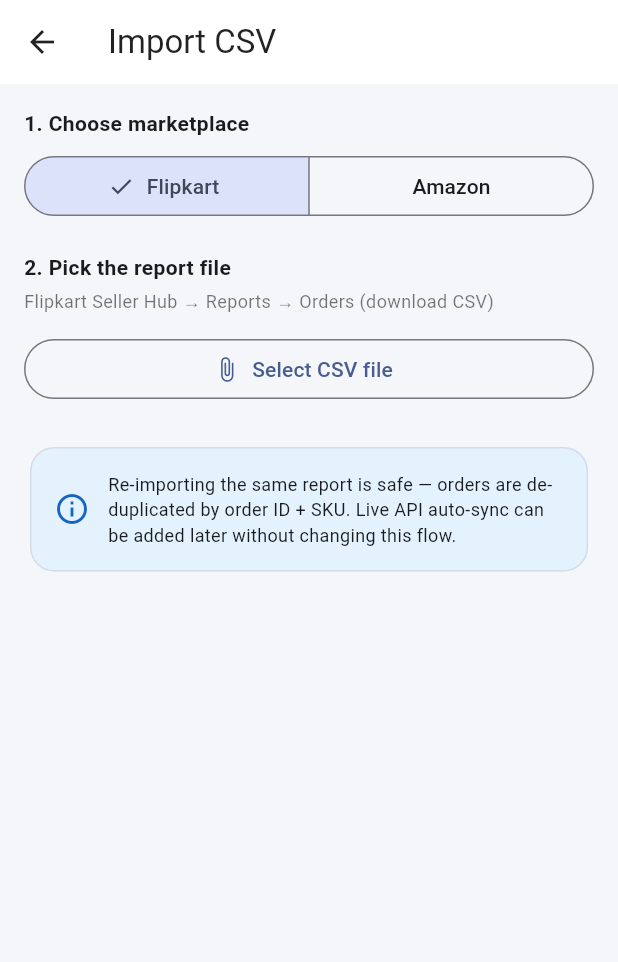
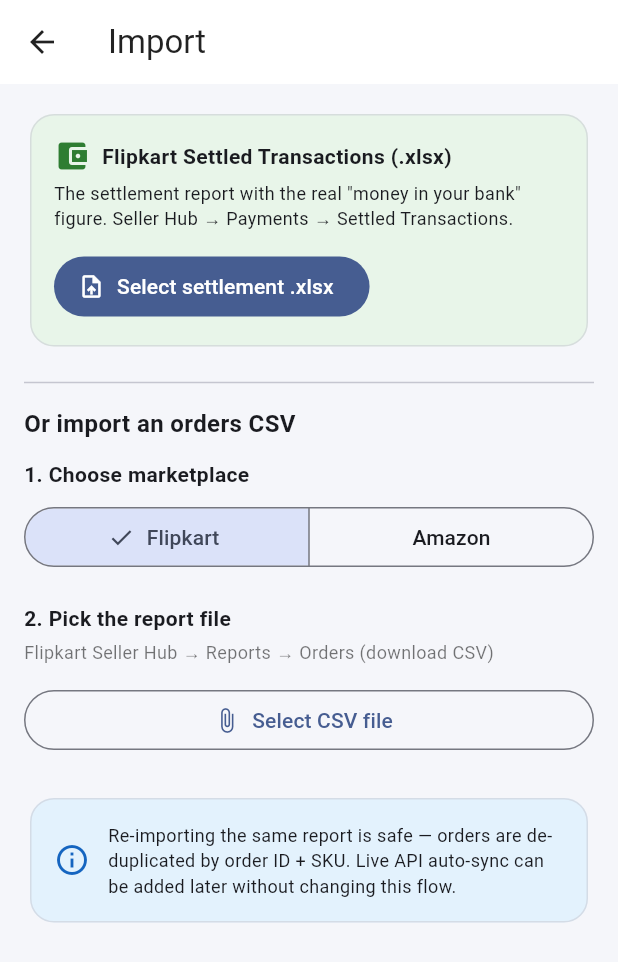
Before and after one commit to karthikeyan99/testing, a Flutter app: the screen it shows after launch, after a tap on the "upload file" icon, on a phone screen of 412 x 824 dp. Shown: the top 962 px of the screen. Run offline on Flutter 3.47's test engine with Material 3 defaults, Android fonts, the phone set to English and light mode, and no system bars; our stand-ins replace csv, file_picker, fl_chart, share_plus, sqflite, sqflite_common_ffi and 1 more; missing offline and left inert: dart:html, excel; accounts and stored records are empty.

Commit message:
Add Flipkart settlement (.xlsx) import and monthly net-payout view
The Settled Transactions report's 'Bank Settlement Value' is the real money
that reaches the seller's bank after commission, fees and GST. This adds:

- Excel parser for the multi-sheet Settled Transactions workbook (reads the
  Orders sheet: settlement value, payment date, fees, SKU, qty, returns)
- settlementValue/settlementDate on Sale; netPayout/payoutDate getters
- DB migration v3: new columns, drop the strict unique index (settlement
  reports have multiple rows per order), idempotent replace-by-date-range
- PayoutMonth model + dashboard 'Net Payout' table split by marketplace,
  grouped by settlement month, computed across all data
- Import screen: dedicated Flipkart settlement .xlsx picker with preview
- Tests for net payout and monthly grouping

Co-Authored-By: Claude Opus 4.8 <noreply@anthropic.com>
Claude-Session: https://claude.ai/code/session_015pdesj4EGMdkaGavPDk7sZ

```diff
--- a/lib/db/database_helper.dart
+++ b/lib/db/database_helper.dart
@@ -7,7 +7,7 @@ class DatabaseHelper {
   static final DatabaseHelper instance = DatabaseHelper._();
 
   static const _dbName = 'sales_tracker.db';
-  static const _dbVersion = 2;
+  static const _dbVersion = 3;
 
   Database? _db;
 
@@ -33,6 +33,17 @@ class DatabaseHelper {
   Future<void> _onUpgrade(Database db, int oldVersion, int newVersion) async {
     if (oldVersion < 2) {
       await _createSettingsTable(db);
+    }
+    if (oldVersion < 3) {
+      await db.execute('ALTER TABLE sales ADD COLUMN settlementValue REAL');
+      await db.execute('ALTER TABLE sales ADD COLUMN settlementDate INTEGER');
+      // Settlement reports can have several rows per order (sale + return), so
+      // the strict unique key no longer applies; re-import is handled by
+      // replacing rows within the settled date range instead.
+      await db.execute('DROP INDEX IF EXISTS idx_sales_order');
+      await db.execute(
+        'CREATE INDEX IF NOT EXISTS idx_sales_settle ON sales (settlementDate)',
+      );
     }
   }
 
@@ -78,16 +89,17 @@ class DatabaseHelper {
         isInterState INTEGER NOT NULL DEFAULT 0,
         status TEXT NOT NULL DEFAULT 'delivered',
         buyerState TEXT,
-        notes TEXT
+        notes TEXT,
+        settlementValue REAL,
+        settlementDate INTEGER
       )
     ''');
 
-    // De-duplicate marketplace imports on (marketplace, orderId, sku).
-    await db.execute('''
-      CREATE UNIQUE INDEX idx_sales_order
-      ON sales (marketplace, orderId, sku)
-    ''');
+    await db.execute(
+      'CREATE INDEX idx_sales_order ON sales (marketplace, orderId)',
+    );
     await db.execute('CREATE INDEX idx_sales_date ON sales (orderDate)');
+    await db.execute('CREATE INDEX idx_sales_settle ON sales (settlementDate)');
 
     await _createSettingsTable(db);
   }
--- /dev/null
+++ b/lib/models/payout.dart
@@ -0,0 +1,50 @@
+import 'enums.dart';
+import 'sale.dart';
+
+/// Net payout for one calendar month, split by marketplace. "Payout" is the
+/// money that actually reaches your bank (settlement value), grouped by the
+/// month it was settled.
+class PayoutMonth {
+  final DateTime month; // first day of the month
+  final Map<Marketplace, double> byMarketplace;
+  final int orders;
+
+  const PayoutMonth({
+    required this.month,
+    required this.byMarketplace,
+    required this.orders,
+  });
+
+  double get flipkart => byMarketplace[Marketplace.flipkart] ?? 0;
+  double get amazon => byMarketplace[Marketplace.amazon] ?? 0;
+  double get total => flipkart + amazon;
+
+  /// Builds a per-month, per-marketplace payout breakdown from sales, sorted
+  /// newest month first.
+  static List<PayoutMonth> from(List<Sale> sales) {
+    final months = <DateTime, Map<Marketplace, double>>{};
+    final counts = <DateTime, int>{};
+
+    for (final s in sales) {
+      final d = s.payoutDate;
+      final key = DateTime(d.year, d.month);
+      final bucket = months.putIfAbsent(key, () => {});
+      bucket.update(
+        s.marketplace,
+        (v) => v + s.netPayout,
+        ifAbsent: () => s.netPayout,
+      );
+      counts.update(key, (v) => v + 1, ifAbsent: () => 1);
+    }
+
+    final result = months.entries
+        .map((e) => PayoutMonth(
+              month: e.key,
+              byMarketplace: e.value,
+              orders: counts[e.key] ?? 0,
+            ))
+        .toList()
+      ..sort((a, b) => b.month.compareTo(a.month));
+    return result;
+  }
+}
--- a/lib/models/sale.dart
+++ b/lib/models/sale.dart
@@ -28,6 +28,16 @@ class Sale {
   final String? buyerState;
   final String? notes;
 
+  /// Actual net amount settled/paid by the marketplace for this line, taken
+  /// directly from a settlement report (Flipkart "Bank Settlement Value" /
+  /// Amazon settlement). Null when the sale was entered/imported without a
+  /// settlement figure, in which case [netSettlement] is used instead.
+  final double? settlementValue;
+
+  /// Date the marketplace paid this out (Flipkart "Payment Date"). Used to
+  /// group payouts by the month money actually reached your bank.
+  final DateTime? settlementDate;
+
   const Sale({
     this.id,
     required this.marketplace,
@@ -47,6 +57,8 @@ class Sale {
     this.status = OrderStatus.delivered,
     this.buyerState,
     this.notes,
+    this.settlementValue,
+    this.settlementDate,
   });
 
   /// Gross amount the buyer paid for this line, after discount, GST inclusive.
@@ -74,6 +86,13 @@ class Sale {
   /// (gross minus the fees they deduct).
   double get netSettlement => grossAmount - totalFees;
 
+  /// The amount that actually hits your bank for this line. Prefers the real
+  /// settlement figure from a report; otherwise falls back to the computed one.
+  double get netPayout => settlementValue ?? netSettlement;
+
+  /// The date to attribute this payout to (settlement date if known).
+  DateTime get payoutDate => settlementDate ?? orderDate;
+
   Map<String, Object?> toMap() {
     return {
       'id': id,
@@ -94,6 +113,8 @@ class Sale {
       'status': status.name,
       'buyerState': buyerState,
       'notes': notes,
+      'settlementValue': settlementValue,
+      'settlementDate': settlementDate?.millisecondsSinceEpoch,
     };
   }
 
@@ -119,6 +140,10 @@ class Sale {
       status: OrderStatus.fromName(map['status'] as String?),
       buyerState: map['buyerState'] as String?,
       notes: map['notes'] as String?,
+      settlementValue: (map['settlementValue'] as num?)?.toDouble(),
+      settlementDate: map['settlementDate'] == null
+          ? null
+          : DateTime.fromMillisecondsSinceEpoch(map['settlementDate'] as int),
     );
   }
 
@@ -141,6 +166,8 @@ class Sale {
     OrderStatus? status,
     String? buyerState,
     String? notes,
+    double? settlementValue,
+    DateTime? settlementDate,
   }) {
     return Sale(
       id: id ?? this.id,
@@ -161,6 +188,8 @@ class Sale {
       status: status ?? this.status,
       buyerState: buyerState ?? this.buyerState,
       notes: notes ?? this.notes,
+      settlementValue: settlementValue ?? this.settlementValue,
+      settlementDate: settlementDate ?? this.settlementDate,
     );
   }
 }
--- a/lib/providers/sales_provider.dart
+++ b/lib/providers/sales_provider.dart
@@ -1,6 +1,7 @@
 import 'package:flutter/foundation.dart';
 
 import '../models/enums.dart';
+import '../models/payout.dart';
 import '../models/sale.dart';
 import '../models/sales_summary.dart';
 import '../repositories/product_repository.dart';
@@ -18,6 +19,7 @@ class SalesProvider extends ChangeNotifier {
         _products = productRepository ?? ProductRepository();
 
   List<Sale> _items = [];
+  List<PayoutMonth> _payouts = [];
   bool _loading = false;
   String? _error;
 
@@ -29,6 +31,11 @@ class SalesProvider extends ChangeNotifier {
   String _search = '';
 
   List<Sale> get items => List.unmodifiable(_items);
+
+  /// Net payout per month split by marketplace, computed across ALL sales
+  /// (independent of the active order-date filter), grouped by settlement date.
+  List<PayoutMonth> get payouts => List.unmodifiable(_payouts);
+
   bool get loading => _loading;
   String? get error => _error;
   DateTime get from => _from;
@@ -53,6 +60,9 @@ class SalesProvider extends ChangeNotifier {
     notifyListeners();
     try {
       _items = await _sales.getAll(_filter);
+      // Payouts are computed over all data, not just the filtered view.
+      final all = await _sales.getAll(const SaleFilter());
+      _payouts = PayoutMonth.from(all);
     } catch (e) {
       _error = e.toString();
     } finally {
@@ -106,4 +116,12 @@ class SalesProvider extends ChangeNotifier {
     await load();
     return n;
   }
+
+  /// Import a settlement report (idempotent — replaces rows in the settled
+  /// date range for [marketplace]). Returns rows written.
+  Future<int> importSettlement(Marketplace marketplace, List<Sale> sales) async {
+    final n = await _sales.replaceSettlement(marketplace, sales);
+    await load();
+    return n;
+  }
 }
--- a/lib/screens/dashboard_screen.dart
+++ b/lib/screens/dashboard_screen.dart
@@ -5,6 +5,7 @@ import '../providers/sales_provider.dart';
 import '../utils/formatters.dart';
 import '../utils/theme.dart';
 import '../widgets/date_range_bar.dart';
+import '../widgets/payout_table.dart';
 import '../widgets/sales_charts.dart';
 import '../widgets/summary_card.dart';
 import 'add_edit_sale_screen.dart';
@@ -49,6 +50,11 @@ class DashboardScreen extends StatelessWidget {
             const SizedBox(height: 12),
             if (provider.loading)
               const LinearProgressIndicator(minHeight: 2),
+            _sectionCard(
+              context,
+              title: 'Net Payout — money in your bank',
+              child: PayoutTable(payouts: provider.payouts),
+            ),
             Padding(
               padding: const EdgeInsets.symmetric(horizontal: 16),
               child: GridView.count(
--- a/lib/screens/import_screen.dart
+++ b/lib/screens/import_screen.dart
@@ -7,6 +7,7 @@ import 'package:provider/provider.dart';
 import '../models/enums.dart';
 import '../providers/sales_provider.dart';
 import '../services/csv_import_service.dart';
+import '../services/flipkart_settlement_parser.dart';
 
 /// Lets the user pick a Flipkart or Amazon report CSV, preview the parsed rows,
 /// and import them.
@@ -22,6 +23,37 @@ class _ImportScreenState extends State<ImportScreen> {
   ImportResult? _result;
   String? _fileName;
   bool _busy = false;
+  bool _isSettlement = false; // true when an .xlsx settlement file is loaded
+
+  /// Pick and parse the Flipkart "Settled Transactions" .xlsx, which carries
+  /// the real net-payout figures.
+  Future<void> _pickSettlement() async {
+    setState(() => _busy = true);
+    try {
+      final picked = await FilePicker.platform.pickFiles(
+        type: FileType.custom,
+        allowedExtensions: ['xlsx'],
+        withData: true,
+      );
+      if (picked == null) return;
+      final file = picked.files.single;
+      final bytes = file.bytes;
+      if (bytes == null) {
+        _snack('Could not read file contents');
+        return;
+      }
+      final result = FlipkartSettlementParser().parse(bytes);
+      setState(() {
+        _result = result;
+        _fileName = file.name;
+        _isSettlement = true;
+      });
+    } catch (e) {
+      _snack('Could not read file: $e');
+    } finally {
+      if (mounted) setState(() => _busy = false);
+    }
+  }
 
   Future<void> _pickFile() async {
     setState(() => _busy = true);
@@ -45,6 +77,7 @@ class _ImportScreenState extends State<ImportScreen> {
       setState(() {
         _result = result;
         _fileName = file.name;
+        _isSettlement = false;
       });
     } catch (e) {
       _snack('Could not read file: $e');
@@ -57,9 +90,12 @@ class _ImportScreenState extends State<ImportScreen> {
     final result = _result;
     if (result == null || result.sales.isEmpty) return;
     setState(() => _busy = true);
-    final n = await context.read<SalesProvider>().importSales(result.sales);
+    final provider = context.read<SalesProvider>();
+    final n = _isSettlement
+        ? await provider.importSettlement(Marketplace.flipkart, result.sales)
+        : await provider.importSales(result.sales);
     setState(() => _busy = false);
-    _snack('Imported $n orders');
+    _snack('Imported $n ${_isSettlement ? "settlement rows" : "orders"}');
     if (mounted) Navigator.pop(context);
   }
 
@@ -73,10 +109,49 @@ class _ImportScreenState extends State<ImportScreen> {
   Widget build(BuildContext context) {
     final result = _result;
     return Scaffold(
-      appBar: AppBar(title: const Text('Import CSV')),
+      appBar: AppBar(title: const Text('Import')),
       body: ListView(
         padding: const EdgeInsets.all(16),
         children: [
+          Card(
+            color: const Color(0xFFE8F5E9),
+            child: Padding(
+              padding: const EdgeInsets.all(16),
+              child: Column(
+                crossAxisAlignment: CrossAxisAlignment.start,
+                children: [
+                  Row(
+                    children: const [
+                      Icon(Icons.account_balance_wallet, color: Color(0xFF2E7D32)),
+                      SizedBox(width: 8),
+                      Expanded(
+                        child: Text('Flipkart Settled Transactions (.xlsx)',
+                            style: TextStyle(fontWeight: FontWeight.bold)),
+                      ),
+                    ],
+                  ),
+                  const SizedBox(height: 4),
+                  const Text(
+                    'The settlement report with the real "money in your bank" '
+                    'figure. Seller Hub → Payments → Settled Transactions.',
+                    style: TextStyle(fontSize: 12),
+                  ),
+                  const SizedBox(height: 12),
+                  FilledButton.icon(
+                    onPressed: _busy ? null : _pickSettlement,
+                    icon: const Icon(Icons.upload_file),
+                    label: const Text('Select settlement .xlsx'),
+                  ),
+                ],
+              ),
+            ),
+          ),
+          const SizedBox(height: 12),
+          const Divider(),
+          const SizedBox(height: 8),
+          const Text('Or import an orders CSV',
+              style: TextStyle(fontWeight: FontWeight.bold, fontSize: 16)),
+          const SizedBox(height: 12),
           const Text('1. Choose marketplace',
               style: TextStyle(fontWeight: FontWeight.bold)),
           const SizedBox(height: 8),
@@ -123,9 +198,22 @@ class _ImportScreenState extends State<ImportScreen> {
                 child: Column(
                   crossAxisAlignment: CrossAxisAlignment.start,
                   children: [
-                    Text('${result.sales.length} orders parsed',
+                    Text(
+                        '${result.sales.length} '
+                        '${_isSettlement ? "settlement rows" : "orders"} parsed',
                         style: const TextStyle(
                             fontSize: 18, fontWeight: FontWeight.bold)),
+                    if (_isSettlement)
+                      Builder(builder: (_) {
+                        final net = result.sales
+                            .fold<double>(0, (a, b) => a + b.netPayout);
+                        return Text(
+                          'Net payout in file: ₹${net.toStringAsFixed(0)}',
+                          style: const TextStyle(
+                              color: Color(0xFF2E7D32),
+                              fontWeight: FontWeight.w600),
+                        );
+                      }),
                     if (result.skipped > 0)
                       Text('${result.skipped} empty rows skipped',
                           style: const TextStyle(color: Colors.black54)),
@@ -156,7 +244,7 @@ class _ImportScreenState extends State<ImportScreen> {
                       s.productName.isEmpty ? s.sku : s.productName,
                       maxLines: 1, overflow: TextOverflow.ellipsis),
                   subtitle: Text('#${s.orderId} · Qty ${s.quantity}'),
-                  trailing: Text('₹${s.grossAmount.toStringAsFixed(0)}'),
+                  trailing: Text('₹${s.netPayout.toStringAsFixed(0)}'),
                 )),
             if (result.sales.length > 5)
               Padding(
@@ -168,7 +256,8 @@ class _ImportScreenState extends State<ImportScreen> {
             FilledButton.icon(
               onPressed: (_busy || result.sales.isEmpty) ? null : _confirmImport,
               icon: const Icon(Icons.download_done),
-              label: Text('Import ${result.sales.length} orders'),
+              label: Text('Import ${result.sales.length} '
+                  '${_isSettlement ? "settlement rows" : "orders"}'),
             ),
           ],
           const SizedBox(height: 24),
--- /dev/null
+++ b/lib/widgets/payout_table.dart
@@ -0,0 +1,120 @@
+import 'package:flutter/material.dart';
+
+import '../models/payout.dart';
+import '../utils/formatters.dart';
+import '../utils/theme.dart';
+
+/// Monthly net-payout table: what actually reached your bank each month,
+/// split into Flipkart and Amazon with a combined total.
+class PayoutTable extends StatelessWidget {
+  final List<PayoutMonth> payouts;
+  const PayoutTable({super.key, required this.payouts});
+
+  @override
+  Widget build(BuildContext context) {
+    if (payouts.isEmpty) {
+      return const Padding(
+        padding: EdgeInsets.symmetric(vertical: 16),
+        child: Text(
+          'Import a settlement report to see your net payouts',
+          style: TextStyle(color: Colors.black54),
+        ),
+      );
+    }
+
+    final grandFlipkart = payouts.fold<double>(0, (a, b) => a + b.flipkart);
+    final grandAmazon = payouts.fold<double>(0, (a, b) => a + b.amazon);
+    final grandTotal = grandFlipkart + grandAmazon;
+
+    return Column(
+      children: [
+        _row(
+          context,
+          left: 'Month',
+          flipkart: 'Flipkart',
+          amazon: 'Amazon',
+          total: 'Total',
+          isHeader: true,
+        ),
+        const Divider(height: 16),
+        ...payouts.map(
+          (p) => _row(
+            context,
+            left: formatMonth(p.month),
+            flipkart: p.flipkart == 0 ? '–' : moneyCompact(p.flipkart),
+            amazon: p.amazon == 0 ? '–' : moneyCompact(p.amazon),
+            total: money(p.total),
+          ),
+        ),
+        const Divider(height: 16),
+        _row(
+          context,
+          left: 'All time',
+          flipkart: moneyCompact(grandFlipkart),
+          amazon: moneyCompact(grandAmazon),
+          total: money(grandTotal),
+          isTotal: true,
+        ),
+      ],
+    );
+  }
+
+  Widget _row(
+    BuildContext context, {
+    required String left,
+    required String flipkart,
+    required String amazon,
+    required String total,
+    bool isHeader = false,
+    bool isTotal = false,
+  }) {
+    final weight =
+        (isHeader || isTotal) ? FontWeight.bold : FontWeight.normal;
+    final headerColor = isHeader ? Colors.black54 : null;
+    return Padding(
+      padding: const EdgeInsets.symmetric(vertical: 5),
+      child: Row(
+        children: [
+          Expanded(
+            flex: 3,
+            child: Text(left,
+                style: TextStyle(fontWeight: weight, color: headerColor)),
+          ),
+          Expanded(
+            flex: 3,
+            child: Text(
+              flipkart,
+              textAlign: TextAlign.right,
+              style: TextStyle(
+                fontWeight: weight,
+                color: isHeader ? AppColors.flipkart : null,
+              ),
+            ),
+          ),
+          Expanded(
+            flex: 3,
+            child: Text(
+              amazon,
+              textAlign: TextAlign.right,
+              style: TextStyle(
+                fontWeight: weight,
+                color: isHeader ? AppColors.amazon : null,
+              ),
+            ),
+          ),
+          Expanded(
+            flex: 3,
+            child: Text(
+              total,
+              textAlign: TextAlign.right,
+              style: TextStyle(
+                fontWeight: FontWeight.bold,
+                color: isTotal ? AppColors.profit : headerColor,
+              ),
+            ),
+          ),
+        ],
+      ),
+    );
+  }
+}
--- a/pubspec.yaml
+++ b/pubspec.yaml
@@ -21,8 +21,9 @@ dependencies:
   path: ^1.9.0
   path_provider: ^2.1.4
 
-  # CSV import / export
+  # CSV / Excel import / export
   csv: ^6.0.0
+  excel: ^4.0.6
   file_picker: ^8.0.6
   share_plus: ^12.0.0   # >=10 uses web ^1.0, compatible with sqflite ffi web
 
```
Also changed, not shown: lib/repositories/sale_repository.dart (+28 -6 lines), lib/services/flipkart_settlement_parser.dart (added, +190 -0 lines), 2 other files.
